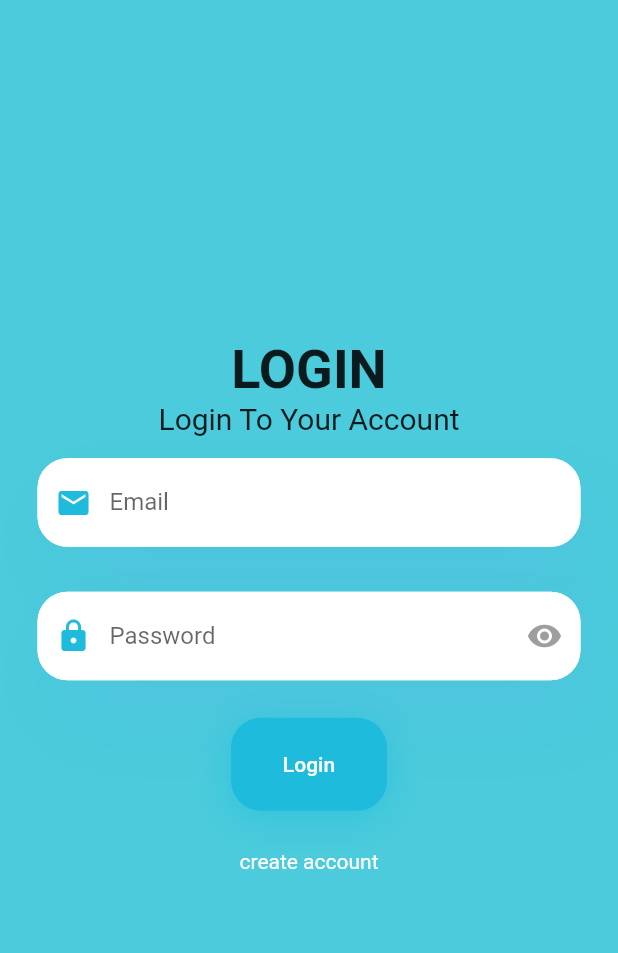
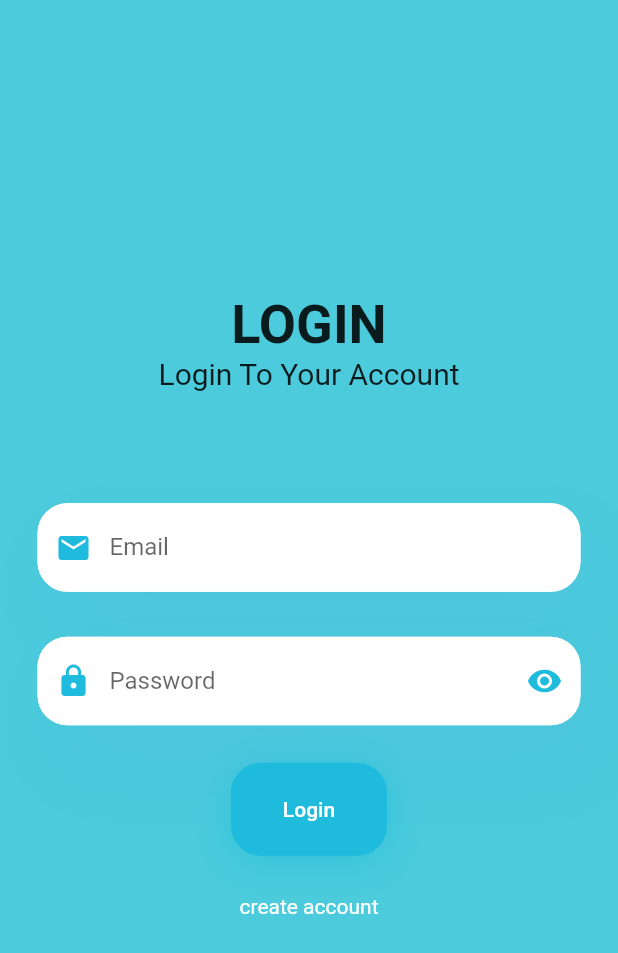
Before and after one commit to KrisnaCahya/PBM-A7, a Flutter app: the screen it shows after launch, after a tap on "LOG IN", on a phone screen of 412 x 824 dp. Shown: the top 953 px of the screen. Run offline on Flutter 3.47's test engine with Material 2 defaults, Android fonts, the phone set to English and light mode, and no system bars.

Commit message:
Ubah Beberapa Halaman

```diff
--- a/lib/halaman_daftar.dart
+++ b/lib/halaman_daftar.dart
@@ -22,6 +22,7 @@ class register extends StatelessWidget {
               ),
               Text('Sign Up For Free',
                   style: TextStyle(fontSize: 20, fontWeight: FontWeight.w400)),
+              SizedBox(height: 60),
               Container(
                 margin: const EdgeInsets.only(bottom: 15, top: 15),
                 decoration: BoxDecoration(
--- a/lib/halaman_login.dart
+++ b/lib/halaman_login.dart
@@ -21,6 +21,7 @@ class Login extends StatelessWidget {
                 'Login To Your Account',
                 style: TextStyle(fontSize: 20, fontWeight: FontWeight.w400),
               ),
+              SizedBox(height: 60),
               Container(
                 margin: const EdgeInsets.only(top: 15, bottom: 15),
                 decoration: BoxDecoration(boxShadow: [
@@ -74,7 +75,7 @@ class Login extends StatelessWidget {
                     ),
                     suffixIcon: Icon(
                       Icons.remove_red_eye,
-                      color: Colors.grey,
+                      color: color1,
                     ),
                     border: OutlineInputBorder(
                         borderRadius: BorderRadius.circular(10)),
--- a/lib/halaman_utama.dart
+++ b/lib/halaman_utama.dart
@@ -8,6 +8,7 @@ class halamanutama extends StatelessWidget {
   @override
   Widget build(BuildContext context) {
     return MaterialApp(
+      debugShowCheckedModeBanner: false,
       home: Scaffold(
         backgroundColor: Color.fromARGB(255, 75, 203, 220),
         body: SafeArea(
@@ -19,33 +20,7 @@ class halamanutama extends StatelessWidget {
               'assets/images/RCM_Logo.png',
               height: 150,
             )),
-            Container(
-                alignment: Alignment.center,
-                child: Align(
-                  alignment: Alignment.center,
-                  child: Text(
-                    "",
-                    style: TextStyle(
-                        fontSize: 30,
-                        color: Colors.white,
-                        fontFamily: "Poppins"),
-                  ),
-                )),
-            Container(
-                padding: const EdgeInsets.fromLTRB(0, 50, 0, 0),
-                alignment: Alignment.center,
-                child: Align(
-                  alignment: Alignment.center,
-                  child: Text(
-                    "",
-                    style: TextStyle(
-                      fontWeight: FontWeight.bold,
-                      fontSize: 20,
-                      fontFamily: "Poppins",
-                      color: Colors.white,
-                    ),
-                  ),
-                )),
+            SizedBox(height: 100),
             Container(
               padding: const EdgeInsets.all(15),
               child: ElevatedButton(
--- a/lib/main.dart
+++ b/lib/main.dart
@@ -7,6 +7,7 @@ class MyApp extends StatelessWidget {
   @override
   Widget build(BuildContext context) {
     return MaterialApp(
+      debugShowCheckedModeBanner: false,
       home: halamanutama(),
     );
   }
--- a/lib/style/style.dart
+++ b/lib/style/style.dart
@@ -1,15 +1,6 @@
 import 'package:flutter/material.dart';
 
 Color color1 = const Color.fromARGB(255, 30, 187, 221);
-Color color2 = const Color.fromRGBO(255, 214, 200, 1);
-Color colorStar = const Color.fromRGBO(251, 188, 5, 1);
-Color colorGrey = const Color.fromRGBO(169, 169, 169, 1);
-Color colorYellowStatusCont = const Color.fromRGBO(255, 239, 191, 1);
-Color colorYellowStatusText = const Color.fromRGBO(240, 186, 29, 1);
-Color colorGreenStatusCont = const Color.fromRGBO(187, 255, 194, 1);
-Color colorGreenStatusText = const Color.fromRGBO(52, 168, 83, 1);
-Color colorBlueEdit = const Color.fromRGBO(0, 122, 235, 1);
-Color colorRedDelete = const Color.fromRGBO(255, 33, 33, 1);
 
 BorderRadius borderRadius1 = BorderRadius.circular(20);
 BorderRadius borderRadius2 = BorderRadius.circular(50);
```
